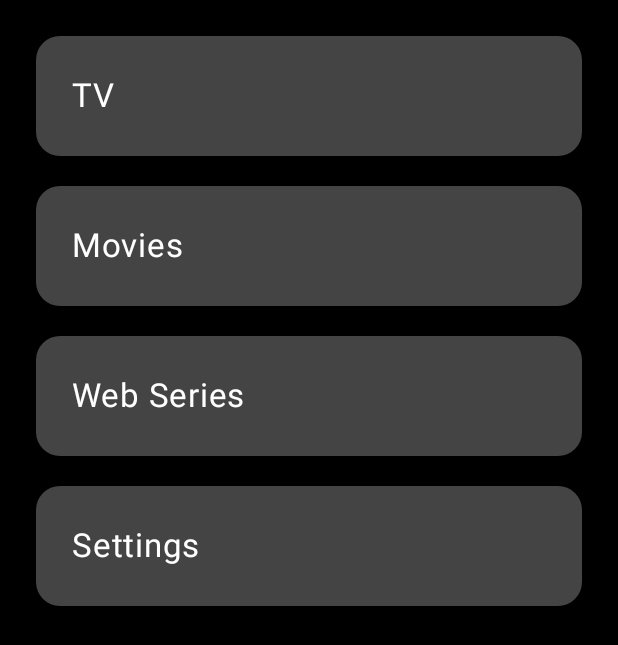
After one commit to KrishBaidya/SBTV, an Android app built with Jetpack Compose: the composable HomeScreen shown on its own in the app's theme, on a phone screen of 412 x 824 dp. The commit adds this screen. Shown: the top 645 px of the screen. Run offline under Robolectric (Android 15) with nearby library versions, the light colour scheme and no system bars.

Commit message:
Added necessary libraries. Added TV Screens and Navigation.

```diff
--- /dev/null
+++ b/app/src/main/java/com/example/sbtv/ui/screens/tv/HomeScreen.kt
@@ -0,0 +1,82 @@
+package com.example.sbtv.ui.screens.tv
+
+import androidx.compose.foundation.background
+import androidx.compose.foundation.clickable
+import androidx.compose.foundation.layout.Arrangement
+import androidx.compose.foundation.layout.Box
+import androidx.compose.foundation.layout.fillMaxSize
+import androidx.compose.foundation.layout.fillMaxWidth
+import androidx.compose.foundation.layout.height
+import androidx.compose.foundation.layout.padding
+import androidx.compose.foundation.lazy.LazyColumn
+import androidx.compose.foundation.lazy.items
+import androidx.compose.foundation.shape.RoundedCornerShape
+import androidx.compose.material3.Card
+import androidx.compose.material3.CardDefaults
+import androidx.compose.material3.Text
+import androidx.compose.runtime.Composable
+import androidx.compose.ui.Alignment
+import androidx.compose.ui.Modifier
+import androidx.compose.ui.graphics.Color
+import androidx.compose.ui.unit.dp
+import androidx.compose.ui.unit.sp
+import androidx.navigation.NavController
+
+@Composable
+fun HomeScreen(navController: NavController) {
+
+    val items = listOf(
+        "TV" to "tv_player",
+        "Movies" to "movies",
+        "Web Series" to "series",
+        "Settings" to "settings"
+    )
+
+    Box(
+        modifier = Modifier
+            .fillMaxSize()
+            .background(Color.Black)
+            .padding(24.dp)
+    ) {
+
+        LazyColumn(
+            verticalArrangement = Arrangement.spacedBy(20.dp)
+        ) {
+            items(items) { item ->
+                HomeButton(
+                    title = item.first
+                ) {
+                    navController.navigate(item.second)
+                }
+            }
+        }
+    }
+}
+
+@Composable
+fun HomeButton(title: String, onClick: () -> Unit) {
+
+    Card(
+        modifier = Modifier
+            .fillMaxWidth()
+            .height(80.dp)
+            .clickable { onClick() },
+        colors = CardDefaults.cardColors(
+            containerColor = Color.DarkGray
+        ),
+        shape = RoundedCornerShape(16.dp)
+    ) {
+        Box(
+            contentAlignment = Alignment.CenterStart,
+            modifier = Modifier
+                .fillMaxSize()
+                .padding(start = 24.dp)
+        ) {
+            Text(
+                text = title,
+                fontSize = 22.sp,
+                color = Color.White
+            )
+        }
+    }
+}
--- a/gradle.properties
+++ b/gradle.properties
@@ -21,3 +21,4 @@ kotlin.code.style=official
 # resources declared in the library itself and none from the library's dependencies,
 # thereby reducing the size of the R class for that library
 android.nonTransitiveRClass=true
+org.gradle.configuration-cache=true
--- a/settings.gradle.kts
+++ b/settings.gradle.kts
@@ -11,6 +11,9 @@ pluginManagement {
         gradlePluginPortal()
     }
 }
+plugins {
+    id("org.gradle.toolchains.foojay-resolver-convention") version "1.0.0"
+}
 dependencyResolutionManagement {
     repositoriesMode.set(RepositoriesMode.FAIL_ON_PROJECT_REPOS)
     repositories {
```
Also changed, not shown: app/build.gradle.kts (+16 -0 lines), app/src/main/AndroidManifest.xml (+3 -15 lines), app/src/main/java/com/example/sbtv/AppNavHost.kt (added, +41 -0 lines), app/src/main/java/com/example/sbtv/MainActivity.kt (+37 -10 lines), app/src/main/java/com/example/sbtv/MainActivityTV.kt (deleted, +0 -47 lines), app/src/main/java/com/example/sbtv/ui/screens/tv/ChannelListScreen.kt (added, +72 -0 lines), app/src/main/java/com/example/sbtv/ui/screens/tv/MoviesScreen.kt (added, +67 -0 lines), app/src/main/java/com/example/sbtv/ui/screens/tv/SeriesScreen.kt (added, +8 -0 lines), app/src/main/java/com/example/sbtv/ui/screens/tv/TVPlayerScreen.kt (added, +35 -0 lines), gradle/libs.versions.toml (+13 -0 lines).
